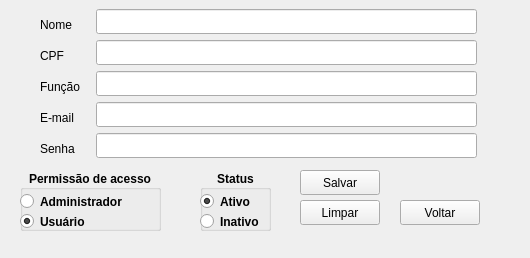
Qt form Interface/editarUsuarios.ui (jessica-lemes/Projeto-Estoque) before a commit.
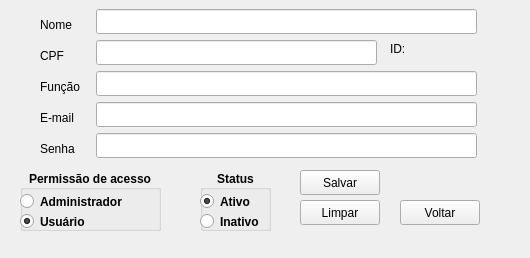
The same form after that commit.

Commit message: Update nas telas de consultar e editar usuarios.

```diff
--- a/Interface/editarUsuarios.ui
+++ b/Interface/editarUsuarios.ui
@@ -109,7 +109,7 @@
      <rect>
       <x>96</x>
       <y>40</y>
-      <width>381</width>
+      <width>281</width>
       <height>25</height>
      </rect>
     </property>
@@ -317,6 +317,38 @@
      </property>
     </widget>
    </widget>
+   <widget class="QLabel" name="labelId">
+    <property name="enabled">
+     <bool>true</bool>
+    </property>
+    <property name="geometry">
+     <rect>
+      <x>420</x>
+      <y>40</y>
+      <width>41</width>
+      <height>17</height>
+     </rect>
+    </property>
+    <property name="text">
+     <string/>
+    </property>
+   </widget>
+   <widget class="QLabel" name="labelId_2">
+    <property name="enabled">
+     <bool>true</bool>
+    </property>
+    <property name="geometry">
+     <rect>
+      <x>390</x>
+      <y>40</y>
+      <width>21</width>
+      <height>17</height>
+     </rect>
+    </property>
+    <property name="text">
+     <string>ID:</string>
+    </property>
+   </widget>
   </widget>
   <widget class="QMenuBar" name="menubar">
    <property name="geometry">
```
The commit also changes 6 other files.
